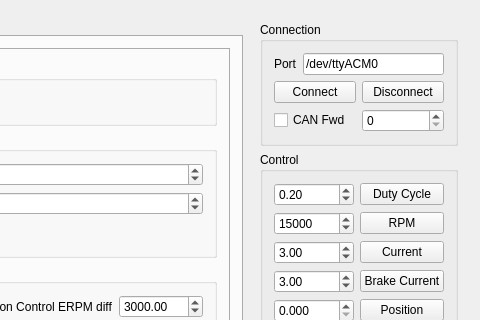
Above: mainwindow.ui from vedderb/bldc-tool before the change; both pictures show x 863 to 1343 and y 0 to 320 of the 1343 by 763 pixel window. Below: the same form after it.
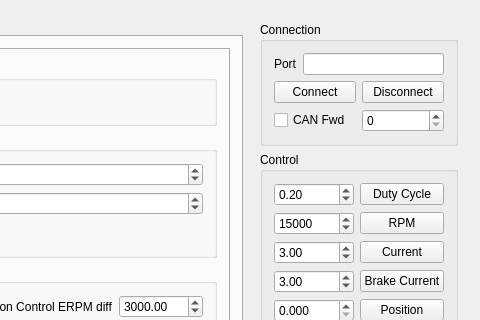
That is the form after the change. The open tabs and pages were chosen to show the change. Custom widgets are drawn as their Qt base class.

What changed in the file:
```diff
--- a/mainwindow.ui
+++ b/mainwindow.ui
@@ -3786,11 +3786,7 @@
              </widget>
             </item>
             <item>
-             <widget class="QLineEdit" name="serialDeviceEdit">
-              <property name="text">
-               <string>/dev/ttyACM0</string>
-              </property>
-             </widget>
+             <widget class="QLineEdit" name="serialDeviceEdit"/>
             </item>
            </layout>
           </item>
```
Left out of the diff: 34 changed lines with no effect on the pictures.
